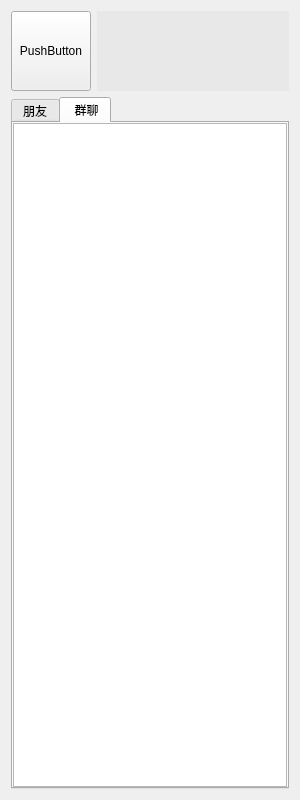
The window that qClient/friend_windows.ui (AGuan177/QTice) describes before a commit, drawn with Qt 5.
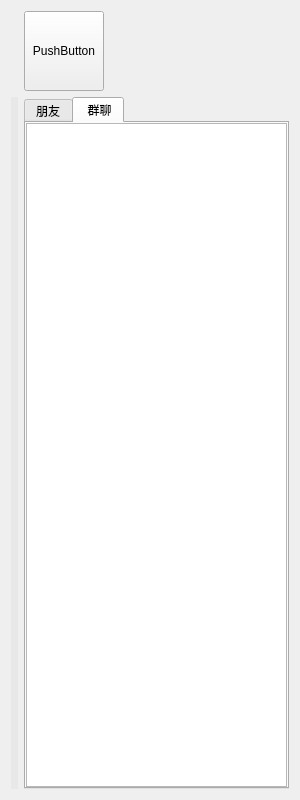
The same window after the commit. The open tabs and pages were chosen to show the change. Icons and pictures are not drawn.

What changed in the file:
```diff
--- a/qClient/friend_windows.ui
+++ b/qClient/friend_windows.ui
@@ -17,26 +17,7 @@
    <string notr="true"/>
   </property>
   <layout class="QGridLayout" name="gridLayout">
-   <item row="0" column="0">
-    <widget class="QPushButton" name="changeHead">
-     <property name="minimumSize">
-      <size>
-       <width>80</width>
-       <height>80</height>
-      </size>
-     </property>
-     <property name="maximumSize">
-      <size>
-       <width>80</width>
-       <height>80</height>
-      </size>
-     </property>
-     <property name="text">
-      <string>PushButton</string>
-     </property>
-    </widget>
-   </item>
-   <item row="1" column="0" colspan="2">
+   <item row="1" column="3">
     <widget class="QTabWidget" name="tabWidget">
      <property name="currentIndex">
       <number>1</number>
@@ -99,6 +80,9 @@
        </property>
        <item row="0" column="0">
         <widget class="QListWidget" name="listWidgetGroup">
+         <property name="enabled">
+          <bool>true</bool>
+         </property>
          <property name="font">
           <font>
            <pointsize>14</pointsize>
@@ -115,7 +99,26 @@
      </widget>
     </widget>
    </item>
-   <item row="0" column="1">
+   <item row="0" column="3">
+    <widget class="QPushButton" name="changeHead">
+     <property name="minimumSize">
+      <size>
+       <width>80</width>
+       <height>80</height>
+      </size>
+     </property>
+     <property name="maximumSize">
+      <size>
+       <width>80</width>
+       <height>80</height>
+      </size>
+     </property>
+     <property name="text">
+      <string>PushButton</string>
+     </property>
+    </widget>
+   </item>
+   <item row="1" column="1" colspan="2">
     <widget class="QLabel" name="labelID">
      <property name="styleSheet">
       <string notr="true">background:rgba(225,225,225,0.5)</string>
```
Left out of the diff: 5 changed lines with no effect on the pictures.
